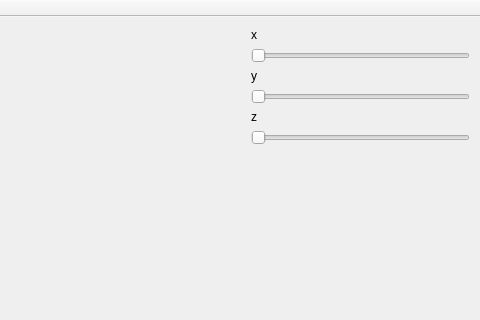
The window that ParticleSystems/mainwindow.ui (Gushcha-Vladislav/Graphics) describes before a commit, drawn with Qt 5; both pictures show x 370 to 850 and y 0 to 320 of the 850 by 600 pixel window.
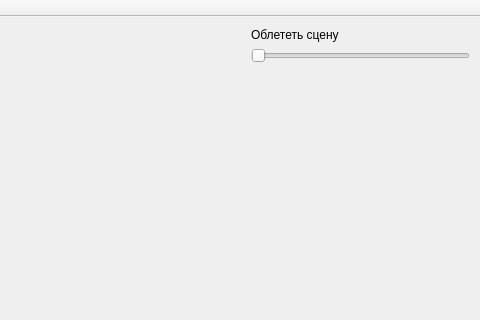
The same window after the commit. Custom widgets are drawn as their Qt base class.

```diff
--- a/ParticleSystems/mainwindow.ui
+++ b/ParticleSystems/mainwindow.ui
@@ -34,44 +34,10 @@
      </rect>
     </property>
     <layout class="QVBoxLayout" name="verticalLayout">
-     <item>
-      <widget class="QLabel" name="label">
-       <property name="text">
-        <string>x</string>
-       </property>
-      </widget>
-     </item>
-     <item>
-      <widget class="QSlider" name="horizontalSlider">
-       <property name="maximum">
-        <number>360</number>
-       </property>
-       <property name="orientation">
-        <enum>Qt::Horizontal</enum>
-       </property>
-      </widget>
-     </item>
-     <item>
-      <widget class="QLabel" name="label_2">
-       <property name="text">
-        <string>y</string>
-       </property>
-      </widget>
-     </item>
-     <item>
-      <widget class="QSlider" name="horizontalSlider_2">
-       <property name="maximum">
-        <number>360</number>
-       </property>
-       <property name="orientation">
-        <enum>Qt::Horizontal</enum>
-       </property>
-      </widget>
-     </item>
      <item>
       <widget class="QLabel" name="label_3">
        <property name="text">
-        <string>z</string>
+        <string>Облететь сцену</string>
        </property>
       </widget>
      </item>
```
